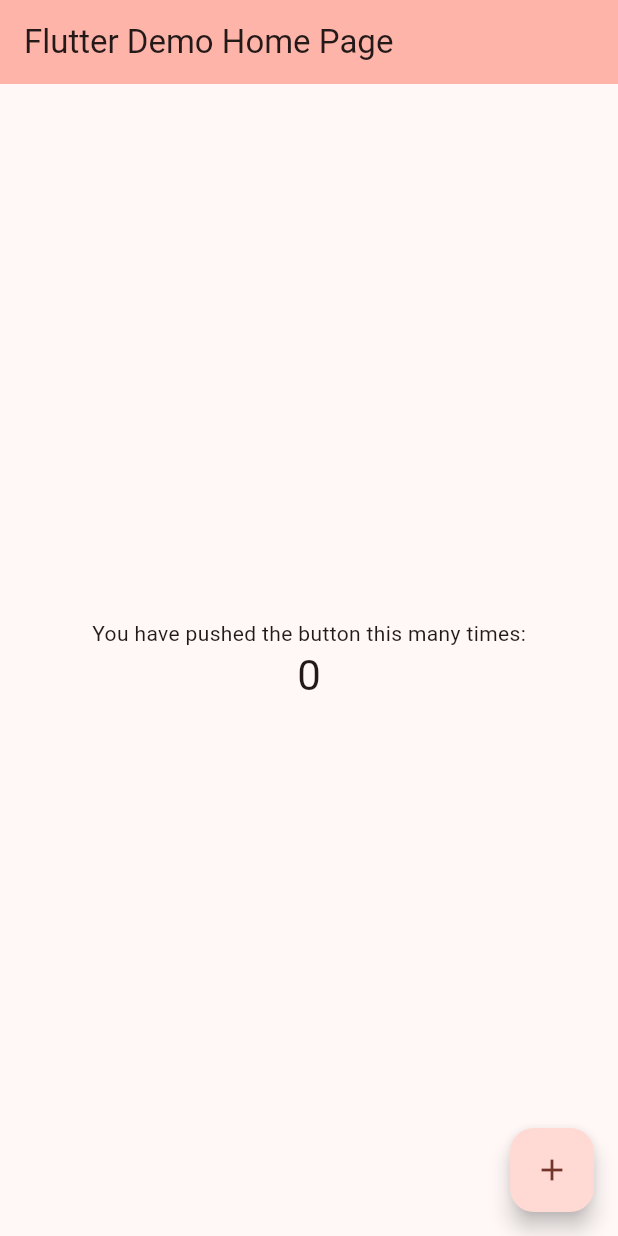
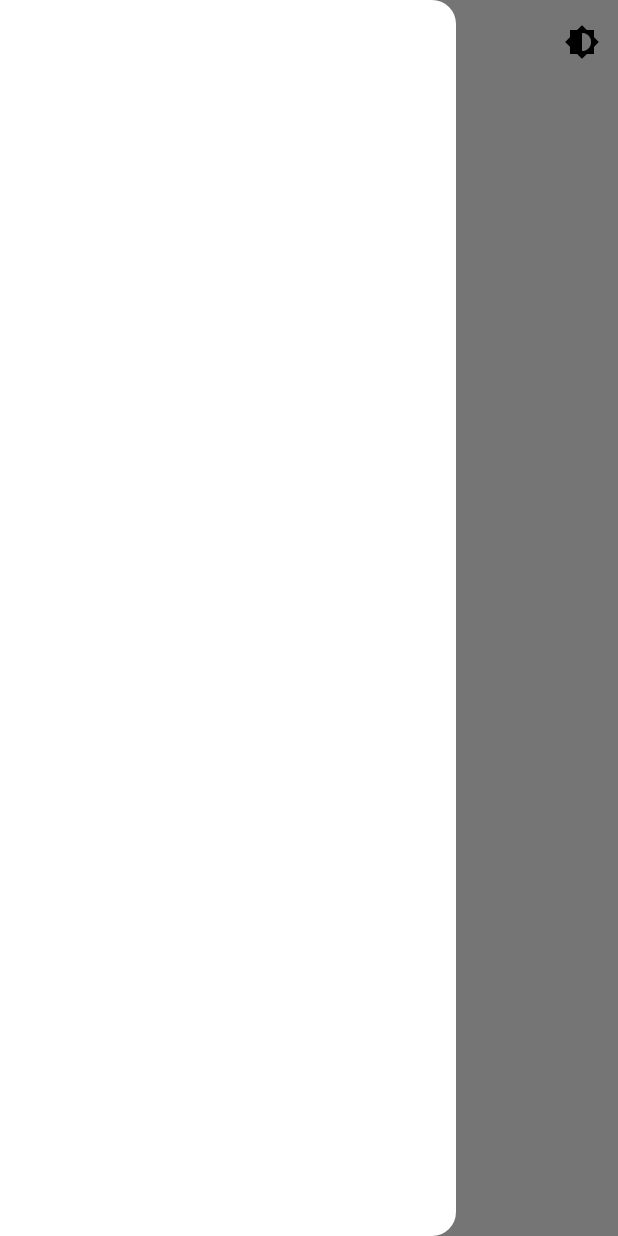
Before and after one commit to samiyamohammed/realestate, a Flutter app: the screen it shows after launch, with the side drawer open (before the commit the screen has no drawer), on a phone screen of 412 x 824 dp. Run offline on Flutter 3.47's test engine with Material 3 defaults, Android fonts, the phone set to English and light mode, and no system bars; our stand-ins replace bloc, flutter_bloc.

Commit message:
theme commit

```diff
--- /dev/null
+++ b/lib/bloc/favorite_bloc/theme_bloc.dart
@@ -0,0 +1,19 @@
+import 'package:flutter/material.dart';
+
+import 'package:bloc/bloc.dart';
+import 'package:meta/meta.dart';
+
+part 'theme_event.dart';
+part 'theme_state.dart';
+
+class ThemeBloc extends Bloc<ThemeEvent, ThemeState> {
+  ThemeBloc() : super(LightThemeState()) {
+    on<ToggleThemeEvent>((event, emit) {
+      if (state is LightThemeState) {
+        emit(DarkThemeState());
+      } else {
+        emit(LightThemeState());
+      }
+    });
+  }
+}
--- /dev/null
+++ b/lib/bloc/favorite_bloc/theme_event.dart
@@ -0,0 +1,6 @@
+part of 'theme_bloc.dart';
+
+@immutable
+sealed class ThemeEvent {}
+
+class ToggleThemeEvent extends ThemeEvent {}
--- /dev/null
+++ b/lib/bloc/favorite_bloc/theme_state.dart
@@ -0,0 +1,39 @@
+part of 'theme_bloc.dart';
+
+@immutable
+sealed class ThemeState {
+  final ThemeData themeData;
+  const ThemeState(this.themeData);
+}
+
+class LightThemeState extends ThemeState {
+  LightThemeState()
+      : super(
+          ThemeData(
+            colorScheme: ColorScheme.light(
+                surface: Color.fromARGB(1, 91, 53, 175),
+                primary: Colors.grey.shade500,
+                secondary: Colors.grey.shade100,
+                tertiary: Colors.white,
+                inversePrimary: Colors.grey.shade700),
+            textTheme: TextTheme(
+              bodyLarge: TextStyle(),
+            ),
+          ),
+        );
+}
+
+class DarkThemeState extends ThemeState {
+  DarkThemeState()
+      : super(
+          ThemeData(
+            colorScheme: ColorScheme.dark(
+              surface: const Color.fromARGB(255, 20, 20, 20),
+              primary: const Color.fromARGB(255, 122, 122, 122),
+              secondary: const Color.fromARGB(255, 30, 30, 30),
+              tertiary: Color.fromARGB(255, 47, 47, 47),
+              inversePrimary: Colors.grey.shade300,
+            ),
+          ),
+        );
+}
--- /dev/null
+++ b/lib/bloc/theme_bloc - Copy - Copy/theme_bloc.dart
@@ -0,0 +1,19 @@
+import 'package:flutter/material.dart';
+
+import 'package:bloc/bloc.dart';
+import 'package:meta/meta.dart';
+
+part 'theme_event.dart';
+part 'theme_state.dart';
+
+class ThemeBloc extends Bloc<ThemeEvent, ThemeState> {
+  ThemeBloc() : super(LightThemeState()) {
+    on<ToggleThemeEvent>((event, emit) {
+      if (state is LightThemeState) {
+        emit(DarkThemeState());
+      } else {
+        emit(LightThemeState());
+      }
+    });
+  }
+}
--- /dev/null
+++ b/lib/bloc/theme_bloc - Copy - Copy/theme_event.dart
@@ -0,0 +1,6 @@
+part of 'theme_bloc.dart';
+
+@immutable
+sealed class ThemeEvent {}
+
+class ToggleThemeEvent extends ThemeEvent {}
--- /dev/null
+++ b/lib/bloc/theme_bloc - Copy - Copy/theme_state.dart
@@ -0,0 +1,39 @@
+part of 'theme_bloc.dart';
+
+@immutable
+sealed class ThemeState {
+  final ThemeData themeData;
+  const ThemeState(this.themeData);
+}
+
+class LightThemeState extends ThemeState {
+  LightThemeState()
+      : super(
+          ThemeData(
+            colorScheme: ColorScheme.light(
+                surface: Color.fromARGB(1, 91, 53, 175),
+                primary: Colors.grey.shade500,
+                secondary: Colors.grey.shade100,
+                tertiary: Colors.white,
+                inversePrimary: Colors.grey.shade700),
+            textTheme: TextTheme(
+              bodyLarge: TextStyle(),
+            ),
+          ),
+        );
+}
+
+class DarkThemeState extends ThemeState {
+  DarkThemeState()
+      : super(
+          ThemeData(
+            colorScheme: ColorScheme.dark(
+              surface: const Color.fromARGB(255, 20, 20, 20),
+              primary: const Color.fromARGB(255, 122, 122, 122),
+              secondary: const Color.fromARGB(255, 30, 30, 30),
+              tertiary: Color.fromARGB(255, 47, 47, 47),
+              inversePrimary: Colors.grey.shade300,
+            ),
+          ),
+        );
+}
--- /dev/null
+++ b/lib/bloc/theme_bloc/theme_bloc.dart
@@ -0,0 +1,19 @@
+import 'package:flutter/material.dart';
+
+import 'package:bloc/bloc.dart';
+import 'package:meta/meta.dart';
+
+part 'theme_event.dart';
+part 'theme_state.dart';
+
+class ThemeBloc extends Bloc<ThemeEvent, ThemeState> {
+  ThemeBloc() : super(LightThemeState()) {
+    on<ToggleThemeEvent>((event, emit) {
+      if (state is LightThemeState) {
+        emit(DarkThemeState());
+      } else {
+        emit(LightThemeState());
+      }
+    });
+  }
+}
--- /dev/null
+++ b/lib/bloc/theme_bloc/theme_event.dart
@@ -0,0 +1,6 @@
+part of 'theme_bloc.dart';
+
+@immutable
+sealed class ThemeEvent {}
+
+class ToggleThemeEvent extends ThemeEvent {}
--- /dev/null
+++ b/lib/bloc/theme_bloc/theme_state.dart
@@ -0,0 +1,42 @@
+part of 'theme_bloc.dart';
+
+@immutable
+sealed class ThemeState {
+  final ThemeData themeData;
+  const ThemeState(this.themeData);
+}
+
+class LightThemeState extends ThemeState {
+  LightThemeState()
+      : super(
+          ThemeData(
+            useMaterial3: true,
+            colorScheme: ColorScheme.light(
+                // surface: Color.fromARGB(1, 91, 53, 175),
+                // primary: Colors.grey.shade500,
+                // secondary: Colors.grey.shade100,
+                // tertiary: Colors.white,
+                // inversePrimary: Colors.grey.shade700,
+                ),
+            textTheme: TextTheme(
+              bodyLarge: TextStyle(),
+            ),
+          ),
+        );
+}
+
+class DarkThemeState extends ThemeState {
+  DarkThemeState()
+      : super(
+          ThemeData(
+            useMaterial3: true,
+            colorScheme: ColorScheme.dark(
+                // surface: const Color.fromARGB(255, 20, 20, 20),
+                // primary: const Color.fromARGB(255, 122, 122, 122),
+                // secondary: const Color.fromARGB(255, 30, 30, 30),
+                // tertiary: Color.fromARGB(255, 47, 47, 47),
+                // inversePrimary: Colors.grey.shade300,
+                ),
+          ),
+        );
+}
--- a/lib/main.dart
+++ b/lib/main.dart
@@ -1,125 +1,28 @@
 import 'package:flutter/material.dart';
+import 'package:flutter_bloc/flutter_bloc.dart';
+import 'package:real_estate_marketplace/bloc/theme_bloc/theme_bloc.dart';
+import 'package:real_estate_marketplace/pages/home_page.dart';
 
 void main() {
-  runApp(const MyApp());
+  runApp(MyApp());
 }
 
 class MyApp extends StatelessWidget {
-  const MyApp({super.key});
-
-  // This widget is the root of your application.
   @override
   Widget build(BuildContext context) {
-    return MaterialApp(
-      title: 'Flutter Demo',
-      theme: ThemeData(
-        // This is the theme of your application.
-        //
-        // TRY THIS: Try running your application with "flutter run". You'll see
-        // the application has a purple toolbar. Then, without quitting the app,
-        // try changing the seedColor in the colorScheme below to Colors.green
-        // and then invoke "hot reload" (save your changes or press the "hot
-        // reload" button in a Flutter-supported IDE, or press "r" if you used
-        // the command line to start the app).
-        //
-        // Notice that the counter didn't reset back to zero; the application
-        // state is not lost during the reload. To reset the state, use hot
-        // restart instead.
-        //
-        // This works for code too, not just values: Most code changes can be
-        // tested with just a hot reload.
-        colorScheme: ColorScheme.fromSeed(seedColor: Colors.red),
-        useMaterial3: true,
+    return MultiBlocProvider(
+      providers: [
+        // BlocProvider(create: (context) => CounterBloc()),
+        BlocProvider(create: (context) => ThemeBloc()),
+      ],
+      child: BlocBuilder<ThemeBloc, ThemeState>(
+        builder: (context, themeState) {
+          return MaterialApp(
+            theme: themeState.themeData,
+            home: HomePage(),
+          );
+        },
       ),
-      home: const MyHomePage(title: 'Flutter Demo Home Page'),
     );
   }
 }
-
-class MyHomePage extends StatefulWidget {
-  const MyHomePage({super.key, required this.title});
-
-  // This widget is the home page of your application. It is stateful, meaning
-  // that it has a State object (defined below) that contains fields that affect
-  // how it looks.
-
-  // This class is the configuration for the state. It holds the values (in this
-  // case the title) provided by the parent (in this case the App widget) and
-  // used by the build method of the State. Fields in a Widget subclass are
-  // always marked "final".
-
-  final String title;
-
-  @override
-  State<MyHomePage> createState() => _MyHomePageState();
-}
-
-class _MyHomePageState extends State<MyHomePage> {
-  int _counter = 0;
-
-  void _incrementCounter() {
-    setState(() {
-      // This call to setState tells the Flutter framework that something has
-      // changed in this State, which causes it to rerun the build method below
-      // so that the display can reflect the updated values. If we changed
-      // _counter without calling setState(), then the build method would not be
-      // called again, and so nothing would appear to happen.
-      _counter++;
-    });
-  }
-
-  @override
-  Widget build(BuildContext context) {
-    // This method is rerun every time setState is called, for instance as done
-    // by the _incrementCounter method above.
-    //
-    // The Flutter framework has been optimized to make rerunning build methods
-    // fast, so that you can just rebuild anything that needs updating rather
-    // than having to individually change instances of widgets.
-    return Scaffold(
-      appBar: AppBar(
-        // TRY THIS: Try changing the color here to a specific color (to
-        // Colors.amber, perhaps?) and trigger a hot reload to see the AppBar
-        // change color while the other colors stay the same.
-        backgroundColor: Theme.of(context).colorScheme.inversePrimary,
-        // Here we take the value from the MyHomePage object that was created by
-        // the App.build method, and use it to set our appbar title.
-        title: Text(widget.title),
-      ),
-      body: Center(
-        // Center is a layout widget. It takes a single child and positions it
-        // in the middle of the parent.
-        child: Column(
-          // Column is also a layout widget. It takes a list of children and
-          // arranges them vertically. By default, it sizes itself to fit its
-          // children horizontally, and tries to be as tall as its parent.
-          //
-          // Column has various properties to control how it sizes itself and
-          // how it positions its children. Here we use mainAxisAlignment to
-          // center the children vertically; the main axis here is the vertical
-          // axis because Columns are vertical (the cross axis would be
-          // horizontal).
-          //
-          // TRY THIS: Invoke "debug painting" (choose the "Toggle Debug Paint"
-          // action in the IDE, or press "p" in the console), to see the
-          // wireframe for each widget.
-          mainAxisAlignment: MainAxisAlignment.center,
-          children: <Widget>[
-            const Text(
-              'You have pushed the button this many times:',
-            ),
-            Text(
-              '$_counter',
-              style: Theme.of(context).textTheme.headlineMedium,
-            ),
-          ],
-        ),
-      ),
-      floatingActionButton: FloatingActionButton(
-        onPressed: _incrementCounter,
-        tooltip: 'Increment',
-        child: const Icon(Icons.add),
-      ), // This trailing comma makes auto-formatting nicer for build methods.
-    );
-  }
-}
--- /dev/null
+++ b/lib/pages/home_page.dart
@@ -0,0 +1,33 @@
+import 'package:flutter/material.dart';
+import 'package:flutter_bloc/flutter_bloc.dart';
+import 'package:real_estate_marketplace/bloc/theme_bloc/theme_bloc.dart';
+
+class HomePage extends StatefulWidget {
+  const HomePage({super.key});
+
+  @override
+  State<HomePage> createState() => _HomePageState();
+}
+
+class _HomePageState extends State<HomePage> {
+  @override
+  Widget build(BuildContext context) {
+    final themeBloc = BlocProvider.of<ThemeBloc>(context);
+    return Scaffold(
+      appBar: AppBar(
+        title: Text("home page"),
+        actions: [
+          IconButton(
+            icon: Icon(Icons.brightness_6),
+            onPressed: () {
+              themeBloc.add(ToggleThemeEvent());
+            },
+          ),
+        ],
+      ),
+      drawer: Drawer(),
+      body: Container(),
+      bottomNavigationBar: BottomAppBar(),
+    );
+  }
+}
--- a/pubspec.yaml
+++ b/pubspec.yaml
@@ -35,6 +35,7 @@
   # The following adds the Cupertino Icons font to your application.
   # Use with the CupertinoIcons class for iOS style icons.
   cupertino_icons: ^1.0.6
+  flutter_bloc: ^8.1.6
 
 dev_dependencies:
   flutter_test:
```
Also changed, not shown: lib/config/config.dart (added), lib/models/user_model.dart (added), lib/services/services.dart (added), lib/theme/theme.dart (added), lib/utility/utility.dart (added), lib/widgets/button.dart (added), pubspec.lock.
